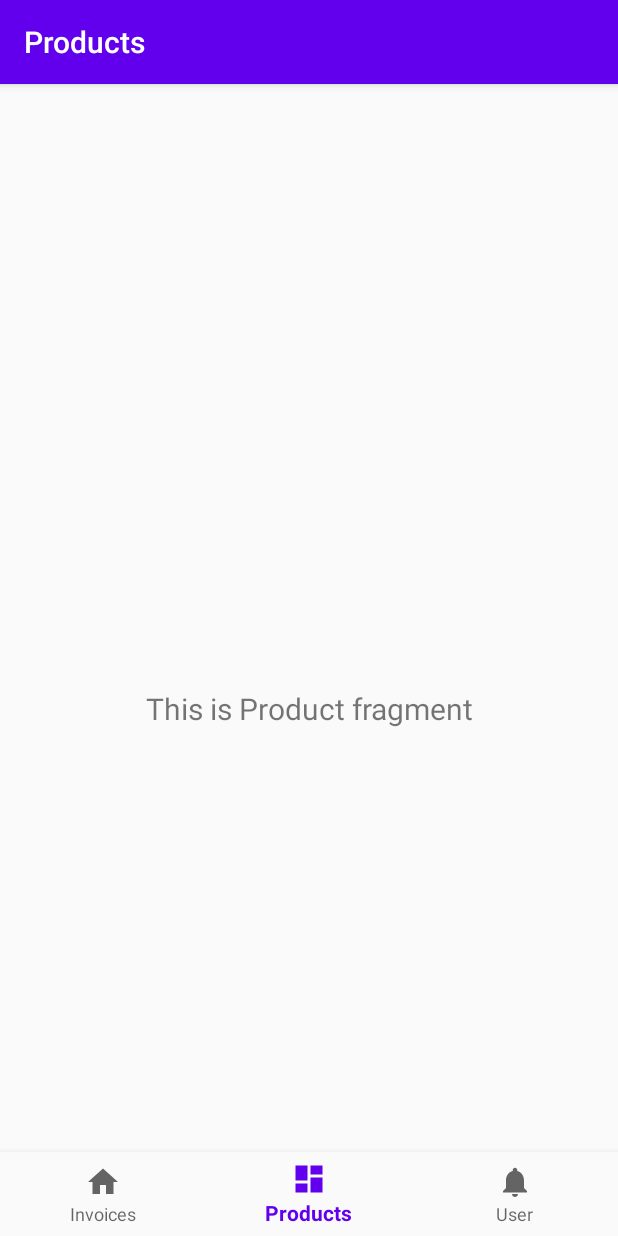
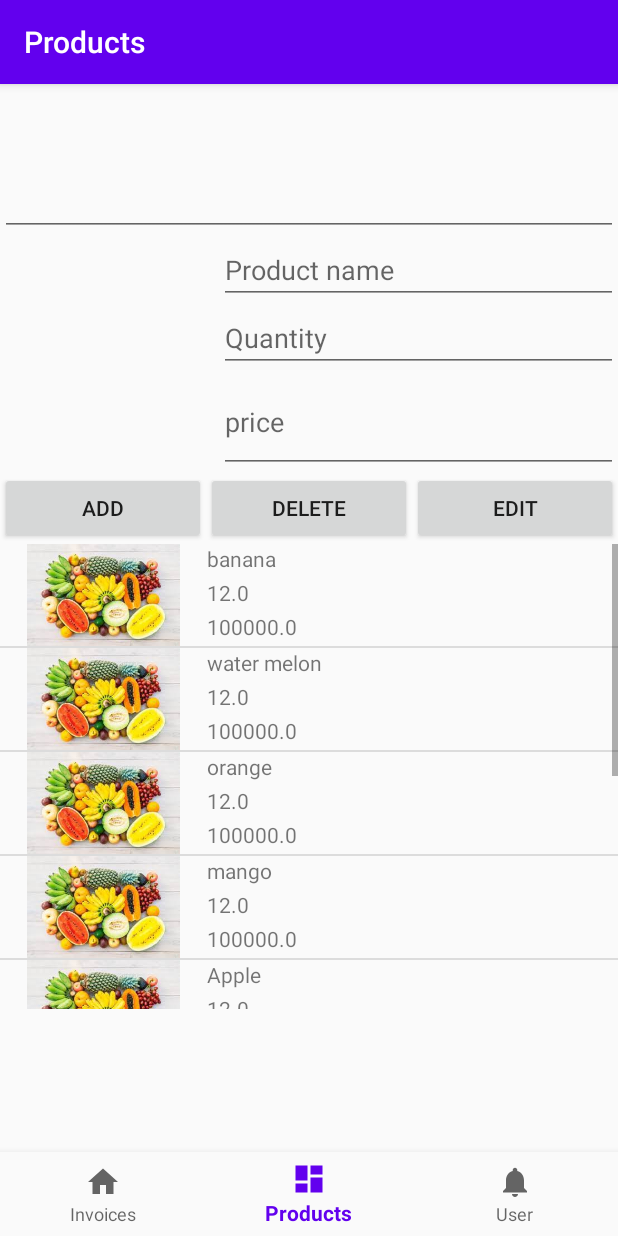
Before and after one commit to nvmao/Giua-Ky-Android, an Android app: the ProductsFragment screen opened through its navigation route, on a phone screen of 412 x 824 dp. Run offline under Robolectric (Android 15) with nearby library versions, the phone set to English and light mode, and no system bars; our stand-ins replace navigation-ui.

Commit message:
add, del, edit
add function but crack when click button

```diff
--- /dev/null
+++ b/app/src/main/java/com/group/foodmanagement/ui/products/ProductAdapter.java
@@ -0,0 +1,61 @@
+package com.group.foodmanagement.ui.products;
+
+import android.annotation.SuppressLint;
+import android.content.Context;
+import android.view.LayoutInflater;
+import android.view.View;
+import android.view.ViewGroup;
+import android.widget.BaseAdapter;
+import android.widget.ImageView;
+import android.widget.TextView;
+
+import com.group.foodmanagement.R;
+
+import java.util.List;
+
+public class ProductAdapter extends BaseAdapter {
+    private Context context;
+    private int layout;
+    private List<ProductInfo> ListproductInfo;
+
+    public ProductAdapter(Context context, int layout, List<ProductInfo> listProductInfo) {
+        this.context = context;
+        this.layout = layout;
+        this.ListproductInfo = listProductInfo;
+    }
+
+    @Override
+    public int getCount() {
+        return ListproductInfo.size();
+    }
+
+    @Override
+    public Object getItem(int position) {
+        return null;
+    }
+
+    @Override
+    public long getItemId(int position) {
+        return 0;
+    }
+
+    @Override
+    public View getView(int position, View convertView, ViewGroup parent) {
+        LayoutInflater inflater = (LayoutInflater) context.getSystemService(context.LAYOUT_INFLATER_SERVICE);
+        convertView = inflater.inflate(layout,null);
+        TextView name = (TextView) convertView.findViewById(R.id.TvItemName);
+        TextView quan = (TextView) convertView.findViewById(R.id.TvItemQuan);
+        TextView price = (TextView) convertView.findViewById(R.id.ItemPrice);
+        ImageView image = (ImageView) convertView.findViewById((R.id.imageView2));
+
+        ProductInfo productInfo = ListproductInfo.get(position);
+        name.setText(productInfo.ProductName);
+        String quantity = Double.toString(productInfo.Quantity);
+        quan.setText(quantity);
+        String price1 =  Double.toString(productInfo.Price);
+        price.setText(price1);
+        image.setImageResource(productInfo.getImage());
+
+        return convertView;
+    }
+}
--- /dev/null
+++ b/app/src/main/java/com/group/foodmanagement/ui/products/ProductInfo.java
@@ -0,0 +1,60 @@
+package com.group.foodmanagement.ui.products;
+
+import androidx.lifecycle.LiveData;
+import androidx.lifecycle.MutableLiveData;
+import androidx.lifecycle.ViewModel;
+
+public class ProductInfo extends ViewModel {
+    public String Id;
+    public String ProductName;
+    public Double Quantity ;
+    public Double Price;
+    public int Image;
+    public ProductInfo(String id,String productName,Double quantity,Double price,int image) {
+        this.Id = id;
+        this.ProductName = productName;
+        this.Quantity = quantity;
+        this.Price=price;
+        this.Image = image;
+    }
+
+    public int getImage() {
+        return Image;
+    }
+
+    public void setImage(int image) {
+        Image = image;
+    }
+
+    public Double getPrice() {
+        return Price;
+    }
+
+    public void setPrice(Double price) {
+        Price = price;
+    }
+
+    public String getId() {
+        return Id;
+    }
+
+    public void setId(String id) {
+        Id = id;
+    }
+
+    public String getProductName() {
+        return ProductName;
+    }
+
+    public void setProductName(String productName) {
+        ProductName = productName;
+    }
+
+    public Double getQuantity() {
+        return Quantity;
+    }
+
+    public void setQuantity(Double quantity) {
+        Quantity = quantity;
+    }
+}
--- a/app/src/main/java/com/group/foodmanagement/ui/products/ProductsFragment.java
+++ b/app/src/main/java/com/group/foodmanagement/ui/products/ProductsFragment.java
@@ -4,7 +4,13 @@ import android.os.Bundle;
 import android.view.LayoutInflater;
 import android.view.View;
 import android.view.ViewGroup;
+import android.widget.AdapterView;
+import android.widget.ArrayAdapter;
+import android.widget.Button;
+import android.widget.ImageView;
+import android.widget.ListView;
 import android.widget.TextView;
+import android.widget.Toast;
 
 import androidx.annotation.NonNull;
 import androidx.annotation.Nullable;
@@ -12,24 +18,54 @@ import androidx.fragment.app.Fragment;
 import androidx.lifecycle.Observer;
 import androidx.lifecycle.ViewModelProviders;
 
+import com.group.foodmanagement.MainActivity;
 import com.group.foodmanagement.R;
 
+import java.util.ArrayList;
+import java.util.List;
+
 public class ProductsFragment extends Fragment {
-
-    private ProductsViewModel productsViewModel;
-
+    public ArrayList<ProductInfo> listProductInfos = new ArrayList<>();
     public View onCreateView(@NonNull LayoutInflater inflater,
                              ViewGroup container, Bundle savedInstanceState) {
-        productsViewModel =
-                ViewModelProviders.of(this).get(ProductsViewModel.class);
         View root = inflater.inflate(R.layout.fragment_products, container, false);
-        final TextView textView = root.findViewById(R.id.text_dashboard);
-        productsViewModel.getText().observe(getViewLifecycleOwner(), new Observer<String>() {
+        listProductInfos.add(new ProductInfo("1","banana",12.0,100000.0,R.drawable.traicay));
+        listProductInfos.add(new ProductInfo("2","water melon",12.0,100000.0,R.drawable.traicay));
+        listProductInfos.add(new ProductInfo("3","orange",12.0,100000.0,R.drawable.traicay));
+        listProductInfos.add(new ProductInfo("4","mango",12.0,100000.0,R.drawable.traicay));
+        listProductInfos.add(new ProductInfo("5","Apple",12.0,100000.0,R.drawable.traicay));
+        listProductInfos.add(new ProductInfo("6","Berry",12.0,100000.0,R.drawable.traicay));
+        listProductInfos.add(new ProductInfo("7","Cherry",12.0,100000.0,R.drawable.traicay));
+        listProductInfos.add(new ProductInfo("8","Dates",12.0,100000.0,R.drawable.traicay));
+        listProductInfos.add(new ProductInfo("9","Guava",12.0,100000.0,R.drawable.traicay));
+//        ArrayAdapter <ProductInfo> adapter = new ArrayAdapter<ProductInfo>(
+//            getContext(),
+//            android.R.layout.simple_list_item_single_choice,listProductInfos);
+        ListView lvData = (ListView) root.findViewById(R.id.LvProduct);
+//        lvData.setAdapter(adapter);
+        final ProductAdapter adapter = new ProductAdapter(getContext(),R.layout.itemproduct,listProductInfos);
+        lvData.setAdapter(adapter);
+        Button add = (Button) root.findViewById(R.id.BtnAdd);
+        Button del = (Button) root.findViewById(R.id.BtnDel);
+        Button edit = (Button) root.findViewById(R.id.BtnEdit);
+
+        add.setOnClickListener(new View.OnClickListener() {
             @Override
-            public void onChanged(@Nullable String s) {
-                textView.setText(s);
+            public void onClick(View v) {
+                TextView edtProductName = (TextView) v.findViewById(R.id.EdtProductName);
+                TextView edtQuantity = (TextView) v.findViewById(R.id.EdtQuantity);
+                TextView edtPrice = (TextView) v.findViewById(R.id.EdtPrice);
+                ImageView imageView = (ImageView) v.findViewById((R.id.imageView));
+                ProductInfo newInfo = new ProductInfo(
+                    "1", edtProductName.getText().toString(),Double.parseDouble(edtQuantity.getText().toString()) ,Double.parseDouble(edtPrice.getText().toString()),1
+                );
+                listProductInfos.add(newInfo);
+                adapter.notifyDataSetChanged();
             }
         });
+
         return root;
     }
+
+
 }
--- a/app/src/main/res/layout/fragment_products.xml
+++ b/app/src/main/res/layout/fragment_products.xml
@@ -4,20 +4,105 @@
     xmlns:tools="http://schemas.android.com/tools"
     android:layout_width="match_parent"
     android:layout_height="match_parent"
-    tools:context=".ui.products.ProductsFragment">
+    tools:context=".ui.products.ProductsFragment" >
 
-    <TextView
-        android:id="@+id/text_dashboard"
+    <LinearLayout
         android:layout_width="match_parent"
-        android:layout_height="wrap_content"
-        android:layout_marginStart="8dp"
-        android:layout_marginTop="8dp"
-        android:layout_marginEnd="8dp"
-        android:text="hang hoa"
-        android:textAlignment="center"
-        android:textSize="20sp"
-        app:layout_constraintBottom_toBottomOf="parent"
-        app:layout_constraintEnd_toEndOf="parent"
-        app:layout_constraintStart_toStartOf="parent"
-        app:layout_constraintTop_toTopOf="parent" />
+        android:layout_height="match_parent"
+        android:orientation="vertical"
+        tools:layout_editor_absoluteX="134dp"
+        tools:layout_editor_absoluteY="193dp">
+
+        <com.google.android.material.textfield.TextInputEditText
+            android:id="@+id/SearchEdt"
+            android:layout_width="match_parent"
+            android:layout_height="wrap_content" />
+
+        <LinearLayout
+            android:layout_width="match_parent"
+            android:layout_height="157dp"
+            android:orientation="horizontal">
+
+            <ImageView
+                android:id="@+id/imageView"
+                android:layout_width="146dp"
+                android:layout_height="match_parent"
+                tools:src="@tools:sample/avatars" />
+
+            <LinearLayout
+                android:layout_width="match_parent"
+                android:layout_height="match_parent"
+                android:orientation="horizontal">
+
+                <LinearLayout
+                    android:layout_width="match_parent"
+                    android:layout_height="match_parent"
+                    android:orientation="vertical">
+
+                    <com.google.android.material.textfield.TextInputEditText
+                        android:id="@+id/EdtProductName"
+                        android:layout_width="match_parent"
+                        android:layout_height="wrap_content"
+                        android:hint="Product name" />
+
+                    <com.google.android.material.textfield.TextInputEditText
+                        android:id="@+id/EdtQuantity"
+                        android:layout_width="match_parent"
+                        android:layout_height="wrap_content"
+                        android:hint="Quantity" />
+
+                    <com.google.android.material.textfield.TextInputEditText
+                        android:id="@+id/EdtPrice"
+                        android:layout_width="match_parent"
+                        android:layout_height="67dp"
+                        android:hint="price" />
+
+                </LinearLayout>
+
+            </LinearLayout>
+
+        </LinearLayout>
+
+        <LinearLayout
+            android:layout_width="match_parent"
+            android:layout_height="wrap_content"
+            android:orientation="horizontal">
+
+            <Button
+                android:id="@+id/BtnAdd"
+                android:layout_width="wrap_content"
+                android:layout_height="wrap_content"
+                android:layout_weight="1"
+                android:text="Add" />
+
+            <Button
+                android:id="@+id/BtnDel"
+                android:layout_width="wrap_content"
+                android:layout_height="wrap_content"
+                android:layout_weight="1"
+                android:text="Delete" />
+
+            <Button
+                android:id="@+id/BtnEdit"
+                android:layout_width="wrap_content"
+                android:layout_height="wrap_content"
+                android:layout_weight="1"
+                android:text="Edit" />
+
+        </LinearLayout>
+
+        <LinearLayout
+            android:layout_width="match_parent"
+            android:layout_height="316dp"
+            android:orientation="vertical">
+
+            <ListView
+                android:id="@+id/LvProduct"
+                android:layout_width="match_parent"
+                android:layout_height="310dp" />
+
+        </LinearLayout>
+
+    </LinearLayout>
+
 </androidx.constraintlayout.widget.ConstraintLayout>
--- /dev/null
+++ b/app/src/main/res/layout/itemproduct.xml
@@ -0,0 +1,53 @@
+<?xml version="1.0" encoding="utf-8"?>
+<androidx.constraintlayout.widget.ConstraintLayout
+    xmlns:android="http://schemas.android.com/apk/res/android"
+    xmlns:app="http://schemas.android.com/apk/res-auto"
+    xmlns:tools="http://schemas.android.com/tools"
+    android:layout_width="match_parent"
+    android:layout_height="match_parent">
+
+    <LinearLayout
+        android:layout_width="match_parent"
+        android:layout_height="match_parent"
+        android:orientation="horizontal"
+        tools:layout_editor_absoluteX="79dp"
+        tools:layout_editor_absoluteY="74dp">
+
+        <ImageView
+            android:id="@+id/imageView2"
+            android:layout_width="wrap_content"
+            android:layout_height="68dp"
+            android:layout_weight="1"
+            tools:srcCompat="@tools:sample/avatars" />
+
+        <LinearLayout
+            android:layout_width="match_parent"
+            android:layout_height="68dp"
+            android:layout_weight="1"
+            android:orientation="vertical">
+
+            <TextView
+                android:id="@+id/TvItemName"
+                android:layout_width="82dp"
+                android:layout_height="wrap_content"
+                android:layout_weight="1"
+                android:text="Item name" />
+
+            <TextView
+                android:id="@+id/TvItemQuan"
+                android:layout_width="wrap_content"
+                android:layout_height="wrap_content"
+                android:layout_weight="1"
+                android:text="Item quantity" />
+
+            <TextView
+                android:id="@+id/ItemPrice"
+                android:layout_width="match_parent"
+                android:layout_height="wrap_content"
+                android:layout_weight="1"
+                android:text="Item price" />
+
+        </LinearLayout>
+
+    </LinearLayout>
+</androidx.constraintlayout.widget.ConstraintLayout>
```
Also changed, not shown: app/src/main/java/com/group/foodmanagement/MainActivity.java (+6 -1 lines), app/src/main/res/drawable/traicay.jpg (added).
